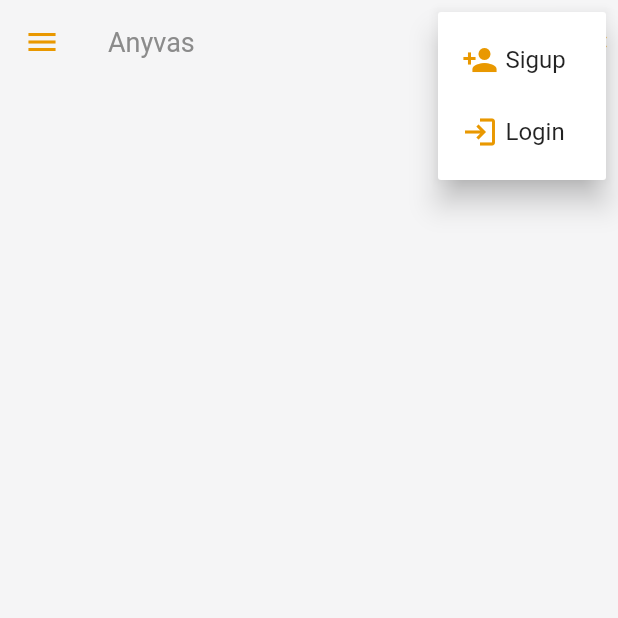
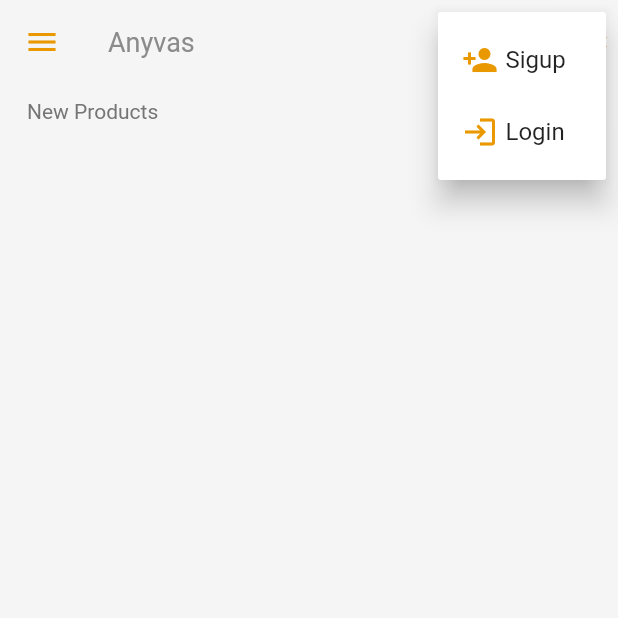
Before and after one commit to SharfarazMahmood/anyvas, a Flutter app: the screen it shows after launch, after a tap on the "settings" icon, on a phone screen of 412 x 824 dp, the top half of it. Run offline on Flutter 3.47's test engine with Material 2 defaults, Android fonts, the phone set to English and light mode, and no system bars; our stand-ins replace animated_splash_screen, cached_network_image, flutter_html, flutter_rating_bar, flutter_svg, shared_preferences; missing offline and left inert: encrypt; accounts and stored records are empty; network calls fail; Roboto replaces fonts that are missing (Muli).

Commit message:
A NewProducts section added to MainViewBody Screen.

```diff
--- /dev/null
+++ b/lib/screens/home/home_page/new_product/newProducts.dart
@@ -0,0 +1,88 @@
+import 'package:flutter/material.dart';
+import 'package:provider/provider.dart';
+//////// import of config files ////////
+import '../../../../configs/constants.dart';
+import 'package:anyvas/configs/size_config.dart';
+//////// import of other screens, widgets ////////
+// import 'package:anyvas/screens/home/home_page/new_product/new_product_list.dart';
+import '../../../../models/screen_arguments.dart';
+import '../../../../providers/product_list_provider.dart';
+
+class NewProducts extends StatefulWidget {
+  int catId = 1;
+  String catName = "  ";
+
+  NewProducts({this.catId = 1, this.catName = "  "});
+
+  @override
+  State<NewProducts> createState() =>
+      _NewProductsState(catId: catId, catName: catName);
+}
+
+class _NewProductsState extends State<NewProducts> {
+  var _isLoading = false;
+  var _isInit = true;
+
+  int catId;
+  String catName = "  ";
+
+  _NewProductsState({this.catId = 1, this.catName = "  "});
+
+  @override
+  void initState() {
+    super.initState();
+  }
+
+  @override
+  void didChangeDependencies() {
+    if (_isInit) {
+      setState(() {
+        _isLoading = true;
+      });
+
+      if (ModalRoute.of(context)!.settings.arguments == null) {
+        catId = 1;
+      } else {
+        var args =
+            ModalRoute.of(context)!.settings.arguments as ScreenArguments;
+        catId = args.id!;
+        catName = args.title.toString();
+      }
+      var productsList = Provider.of<ProductListProvider>(
+        context,
+      );
+      productsList.getProducts(catId: catId).then((value) {
+        setState(() {
+          _isLoading = false;
+        });
+      });
+
+      _isInit = false;
+    }
+    super.didChangeDependencies();
+  }
+
+  @override
+  Widget build(BuildContext context) {
+    return Container(
+      margin: const EdgeInsets.all(10.0),
+      child: Column(
+        crossAxisAlignment: CrossAxisAlignment.start,
+        children: [
+          Padding(
+            padding: const EdgeInsets.only(left: 8.0),
+            child: Text("New Products"),
+          ),
+          _isLoading
+              ? const Center(
+                  child: progressIndicator,
+                )
+              : Container(
+                  height: proportionateHeight(250),
+                  // child: NewProductList(catId: catId,),
+                ),
+        ],
+      ),
+    );
+  }
+}
--- a/lib/screens/home/main_view_body.dart
+++ b/lib/screens/home/main_view_body.dart
@@ -2,7 +2,7 @@ import 'package:anyvas/screens/home/home_page/new_product/newProducts.dart';
 import 'package:flutter/material.dart';
 
 class MainViewBody extends StatefulWidget {
-  const MainViewBody({Key? key}) : super(key: key);
+  const MainViewBody({ Key? key }) : super(key: key);
 
   @override
   _MainViewBodyState createState() => _MainViewBodyState();
@@ -13,7 +13,9 @@ class _MainViewBodyState extends State<MainViewBody> {
   Widget build(BuildContext context) {
     return Scaffold(
       body: Column(
-        children: [],
+        children: [
+          NewProducts(),
+        ],
       ),
     );
   }
```
